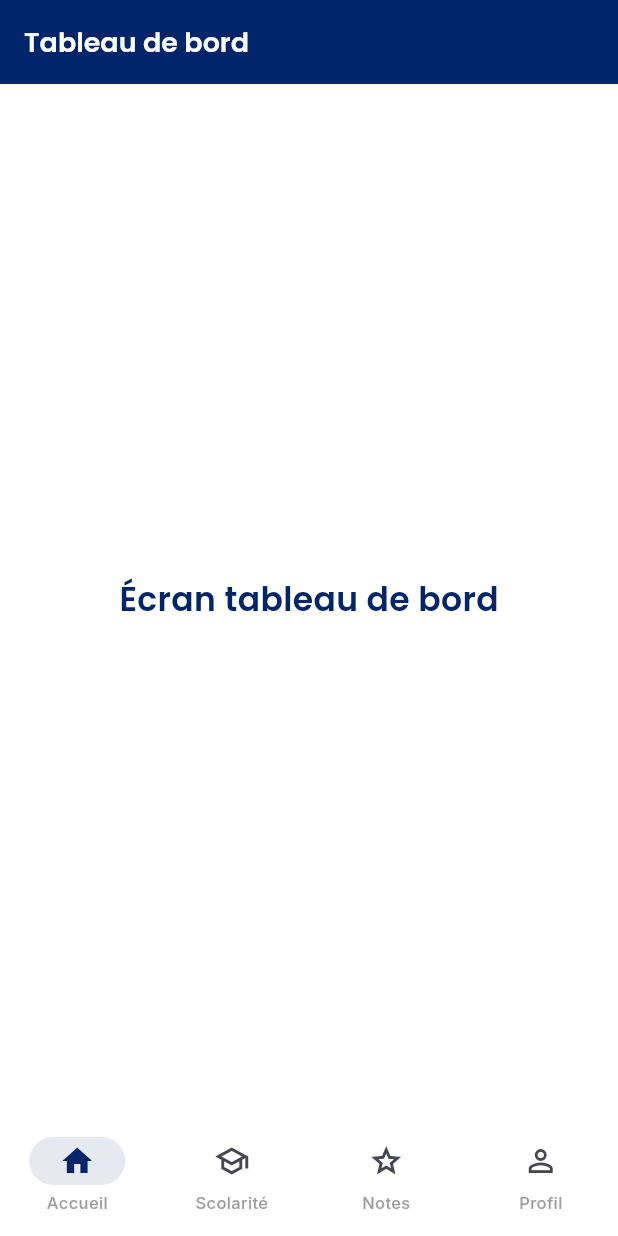
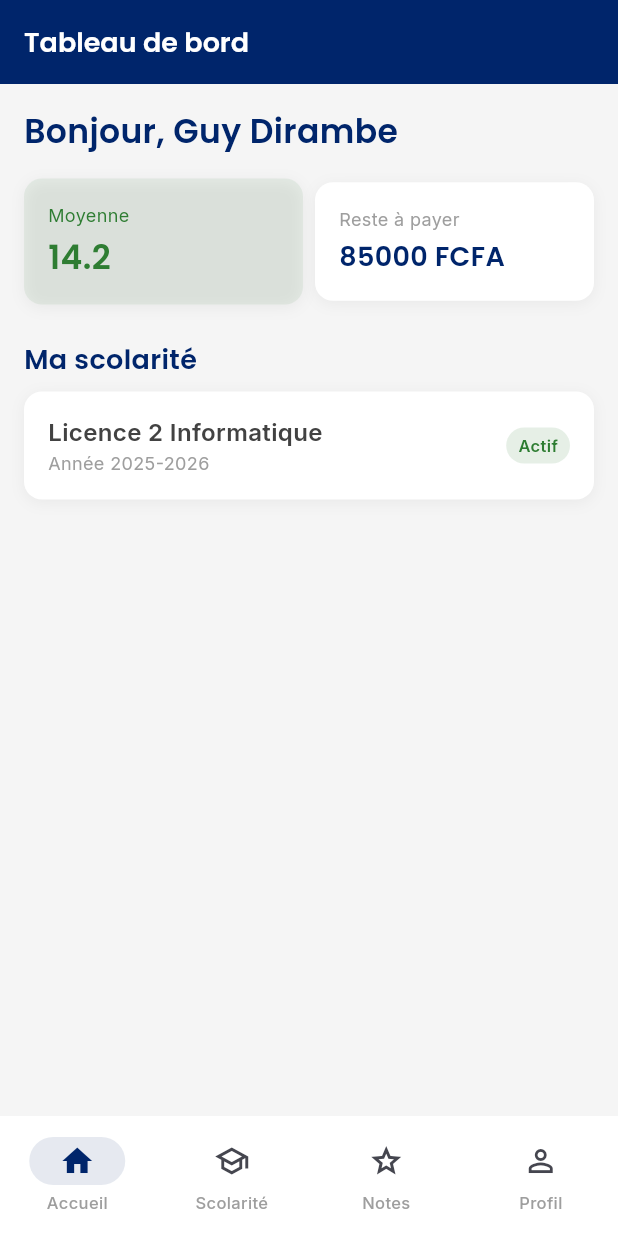
Before and after one commit to dirambedimboumbeguymbouess2001-hue/ipea-app, a Flutter app: the TableauDeBordScreen screen opened by its route, on a phone screen of 412 x 824 dp. Run offline on Flutter 3.47's test engine with Material 3 defaults, Android fonts, the phone set to English and light mode, and no system bars; our stand-ins replace go_router, google_fonts.

Commit message:
Ajout du pattern repository pour le tableau de bord (donnees fictives en attendant la doc API)

```diff
--- /dev/null
+++ b/lib/features/tableau_de_bord/data/tableau_de_bord_models.dart
@@ -0,0 +1,32 @@
+/// Représente les données affichées sur le tableau de bord.
+/// Cette classe ne change jamais, que les données viennent de fausses
+/// valeurs (aujourd'hui) ou de l'API réelle (plus tard).
+class TableauDeBordData {
+  final String nomEtudiant;
+  final double moyenneGenerale;
+  final int resteAPayer;
+  final String scolariteNom;
+  final String scolariteAnnee;
+  final String scolariteStatut;
+
+  const TableauDeBordData({
+    required this.nomEtudiant,
+    required this.moyenneGenerale,
+    required this.resteAPayer,
+    required this.scolariteNom,
+    required this.scolariteAnnee,
+    required this.scolariteStatut,
+  });
+
+  /// Construit l'objet à partir d'un JSON — utilisé quand l'API sera branchée.
+  factory TableauDeBordData.fromJson(Map<String, dynamic> json) {
+    return TableauDeBordData(
+      nomEtudiant: json['nom_etudiant'] as String,
+      moyenneGenerale: (json['moyenne_generale'] as num).toDouble(),
+      resteAPayer: json['reste_a_payer'] as int,
+      scolariteNom: json['scolarite_nom'] as String,
+      scolariteAnnee: json['scolarite_annee'] as String,
+      scolariteStatut: json['scolarite_statut'] as String,
+    );
+  }
+}
--- /dev/null
+++ b/lib/features/tableau_de_bord/data/tableau_de_bord_repository.dart
@@ -0,0 +1,30 @@
+import 'tableau_de_bord_models.dart';
+
+/// Porte d'accès unique aux données du tableau de bord.
+///
+/// IMPORTANT : quand la documentation de l'API sera disponible, seul le
+/// contenu de la méthode `obtenirDonnees` devra être modifié (remplacer
+/// la simulation ci-dessous par un vrai appel Dio vers l'API). Aucun
+/// autre fichier du projet — en particulier l'écran — n'aura besoin
+/// d'être touché.
+class TableauDeBordRepository {
+  Future<TableauDeBordData> obtenirDonnees() async {
+    // --- SIMULATION TEMPORAIRE, en attendant la documentation API ---
+    // Le délai artificiel imite le temps d'un vrai appel réseau, pour
+    // pouvoir tester l'état de chargement dès maintenant.
+    await Future.delayed(const Duration(seconds: 1));
+
+    return const TableauDeBordData(
+      nomEtudiant: 'Guy Dirambe',
+      moyenneGenerale: 14.2,
+      resteAPayer: 85000,
+      scolariteNom: 'Licence 2 Informatique',
+      scolariteAnnee: '2025-2026',
+      scolariteStatut: 'Actif',
+    );
+
+    // --- CE QUE ÇA DEVIENDRA UNE FOIS L'API DISPONIBLE (exemple) ---
+    // final reponse = await dio.get('/tableau-de-bord');
+    // return TableauDeBordData.fromJson(reponse.data);
+  }
+}
--- a/lib/features/tableau_de_bord/tableau_de_bord_screen.dart
+++ b/lib/features/tableau_de_bord/tableau_de_bord_screen.dart
@@ -1,16 +1,151 @@
 import 'package:flutter/material.dart';
+import '../../core/theme/app_colors.dart';
 import '../../core/theme/app_typography.dart';
+import '../../core/theme/app_spacing.dart';
+import '../../shared/widgets/app_card.dart';
+import '../../shared/widgets/status_badge.dart';
+import '../../shared/widgets/loading_skeleton.dart';
+import '../../shared/widgets/error_state.dart';
+import 'data/tableau_de_bord_models.dart';
+import 'data/tableau_de_bord_repository.dart';
 
-class TableauDeBordScreen extends StatelessWidget {
+class TableauDeBordScreen extends StatefulWidget {
   const TableauDeBordScreen({super.key});
+
+  @override
+  State<TableauDeBordScreen> createState() => _TableauDeBordScreenState();
+}
+
+class _TableauDeBordScreenState extends State<TableauDeBordScreen> {
+  final _repository = TableauDeBordRepository();
+
+  // Les 3 états possibles de l'écran : chargement (null + pasErreur),
+  // erreur (pasErreur == false), ou succès (donnees != null)
+  TableauDeBordData? _donnees;
+  bool _enErreur = false;
+  bool _enChargement = true;
+
+  @override
+  void initState() {
+    super.initState();
+    _charger();
+  }
+
+  Future<void> _charger() async {
+    setState(() {
+      _enChargement = true;
+      _enErreur = false;
+    });
+
+    try {
+      final donnees = await _repository.obtenirDonnees();
+      if (!mounted) return;
+      setState(() {
+        _donnees = donnees;
+        _enChargement = false;
+      });
+    } catch (_) {
+      if (!mounted) return;
+      setState(() {
+        _enErreur = true;
+        _enChargement = false;
+      });
+    }
+  }
 
   @override
   Widget build(BuildContext context) {
     return Scaffold(
+      backgroundColor: AppColors.grisClair,
       appBar: AppBar(title: const Text('Tableau de bord')),
-      body: Center(
-        child: Text('Écran tableau de bord', style: AppTypography.h2),
+      body: RefreshIndicator(
+        onRefresh: _charger,
+        child: _construireContenu(),
       ),
     );
   }
+
+  Widget _construireContenu() {
+    // État ERREUR
+    if (_enErreur) {
+      return ErrorState(onRetry: _charger);
+    }
+
+    // État CHARGEMENT — squelettes à la forme du contenu final,
+    // jamais de spinner plein écran (règle de la charte graphique)
+    if (_enChargement) {
+      return ListView(
+        padding: const EdgeInsets.all(AppSpacing.md),
+        children: [
+          const LoadingSkeleton(height: 80, borderRadius: BorderRadius.all(Radius.circular(12))),
+          const SizedBox(height: AppSpacing.md),
+          const LoadingSkeleton(height: 100, borderRadius: BorderRadius.all(Radius.circular(12))),
+          const SizedBox(height: AppSpacing.md),
+          const LoadingSkeleton(height: 60, borderRadius: BorderRadius.all(Radius.circular(12))),
+        ],
+      );
+    }
+
+    // État SUCCÈS
+    final donnees = _donnees!;
+    return ListView(
+      padding: const EdgeInsets.all(AppSpacing.md),
+      children: [
+        Text('Bonjour, ${donnees.nomEtudiant}', style: AppTypography.h2),
+        const SizedBox(height: AppSpacing.md),
+
+        // Cartes statistiques
+        Row(
+          children: [
+            Expanded(
+              child: AppCard(
+                backgroundColor: AppColors.succes.withValues(alpha: 0.08),
+                child: Column(
+                  crossAxisAlignment: CrossAxisAlignment.start,
+                  children: [
+                    Text('Moyenne', style: AppTypography.bodySmall.copyWith(color: AppColors.succes)),
+                    const SizedBox(height: 4),
+                    Text('${donnees.moyenneGenerale}', style: AppTypography.h2.copyWith(color: AppColors.succes)),
+                  ],
+                ),
+              ),
+            ),
+            const SizedBox(width: AppSpacing.sm),
+            Expanded(
+              child: AppCard(
+                child: Column(
+                  crossAxisAlignment: CrossAxisAlignment.start,
+                  children: [
+                    Text('Reste à payer', style: AppTypography.bodySmall),
+                    const SizedBox(height: 4),
+                    Text('${donnees.resteAPayer} FCFA', style: AppTypography.h3),
+                  ],
+                ),
+              ),
+            ),
+          ],
+        ),
+        const SizedBox(height: AppSpacing.lg),
+
+        Text('Ma scolarité', style: AppTypography.h3),
+        const SizedBox(height: AppSpacing.sm),
+        AppCard(
+          onTap: () {}, // sera relié à /scolarites/:id plus tard
+          child: Row(
+            mainAxisAlignment: MainAxisAlignment.spaceBetween,
+            children: [
+              Column(
+                crossAxisAlignment: CrossAxisAlignment.start,
+                children: [
+                  Text(donnees.scolariteNom, style: AppTypography.bodyLarge.copyWith(fontWeight: FontWeight.w600)),
+                  Text('Année ${donnees.scolariteAnnee}', style: AppTypography.bodySmall),
+                ],
+              ),
+              StatusBadge(label: donnees.scolariteStatut, type: StatusType.succes),
+            ],
+          ),
+        ),
+      ],
+    );
+  }
 }
```
